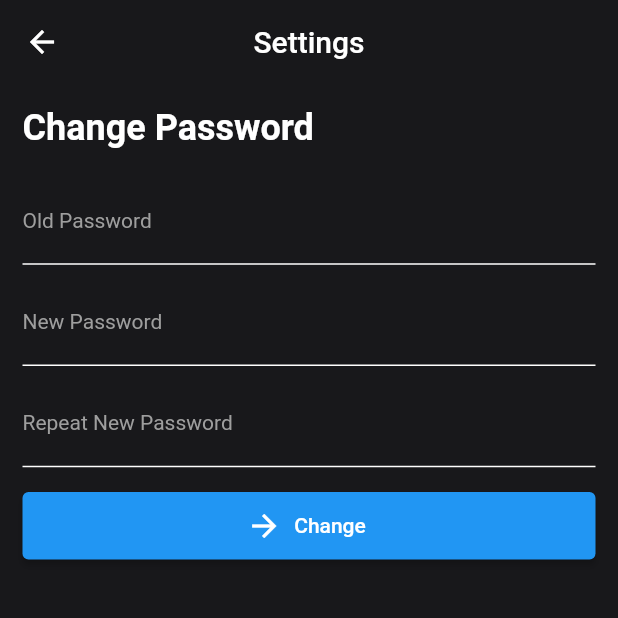
After one commit to vSkyper/secure_notes, a Flutter app: the HomePage screen opened directly, after a tap on the "settings" icon, on a phone screen of 412 x 824 dp, the top half of it. The commit adds this screen. Run offline on Flutter 3.47's test engine with Material 2 defaults, Android fonts, the phone set to English and light mode, and no system bars; our stand-ins replace flutter_secure_storage; missing offline and left inert: encrypt; accounts and stored records are empty.

Commit message:
Change password widget

```diff
--- a/lib/main.dart
+++ b/lib/main.dart
@@ -16,7 +16,7 @@ class MyApp extends StatelessWidget {
   Stream<bool?> fetchPassword() async* {
     const storage = FlutterSecureStorage();
 
-    String? value = await storage.read(key: 'password');
+    String? value = await storage.read(key: 'note');
 
     if (value != null) {
       yield true;
--- a/lib/views/home.dart
+++ b/lib/views/home.dart
@@ -5,6 +5,7 @@ import 'package:encrypt/encrypt.dart' as encrypt_package;
 import 'package:flutter_secure_storage/flutter_secure_storage.dart';
 import 'package:secured_notes/main.dart';
 import 'package:secured_notes/utils.dart';
+import 'package:secured_notes/views/settings.dart';
 
 class HomePage extends StatefulWidget {
   const HomePage({super.key});
@@ -15,7 +16,7 @@ class HomePage extends StatefulWidget {
 
 class _HomePageState extends State<HomePage> {
   bool _isDecrypted = false;
-  final _formKey = GlobalKey<FormState>();
+  String password = '';
   final TextEditingController _noteController = TextEditingController();
   final TextEditingController _passwordController = TextEditingController();
 
@@ -23,32 +24,31 @@ class _HomePageState extends State<HomePage> {
   void dispose() {
     super.dispose();
 
+    _noteController.text = '';
+    _passwordController.text = '';
     _noteController.dispose();
     _passwordController.dispose();
+    password = '';
   }
 
   Future saveNote() async {
-    final isValid = _formKey.currentState!.validate();
-    if (!isValid) return;
+    if (_noteController.text.isEmpty) return;
 
     showDialog(
         context: context,
         barrierDismissible: false,
         builder: (context) => const Center(child: CircularProgressIndicator()));
 
-    final hashPassword =
-        md5.convert(utf8.encode(_passwordController.text.trim())).toString();
+    final hashPassword = md5.convert(utf8.encode(password)).toString();
 
     final key = encrypt_package.Key.fromUtf8(hashPassword);
     final iv = encrypt_package.IV.fromLength(16);
     final encrypter = encrypt_package.Encrypter(encrypt_package.AES(key));
 
     const storage = FlutterSecureStorage();
-
     await storage.write(
-        key: 'password', value: hashPassword);
-    await storage.write(
-        key: 'note', value: encrypter.encrypt(_noteController.text.trim(), iv: iv).base64);
+        key: 'note',
+        value: encrypter.encrypt(_noteController.text.trim(), iv: iv).base64);
 
     Utils.showSnackBar('Save note');
 
@@ -78,6 +78,7 @@ class _HomePageState extends State<HomePage> {
       _noteController.text =
           encrypter.decrypt(encrypt_package.Encrypted.fromBase64(note), iv: iv);
 
+      password = _passwordController.text;
       _passwordController.text = '';
 
       setState(() {
@@ -88,6 +89,15 @@ class _HomePageState extends State<HomePage> {
     }
 
     navigatorKey.currentState!.pop();
+  }
+
+  refresh() {
+    _noteController.text = '';
+    _passwordController.text = '';
+    password = '';
+    setState(() {
+      _isDecrypted = false;
+    });
   }
 
   @override
@@ -102,7 +112,8 @@ class _HomePageState extends State<HomePage> {
             highlightColor: Colors.transparent,
             icon: const Icon(Icons.settings),
             onPressed: () => Navigator.of(context).push(
-              MaterialPageRoute(builder: (context) => Container()),
+              MaterialPageRoute(
+                  builder: (context) => Settings(notifyParent: refresh)),
             ),
           ),
         ],
@@ -111,12 +122,9 @@ class _HomePageState extends State<HomePage> {
         padding: const EdgeInsets.all(15),
         physics: const BouncingScrollPhysics(),
         child: _isDecrypted
-            ? Form(
-              key: _formKey,
-              child: Column(
-                  crossAxisAlignment: CrossAxisAlignment.start,
+            ? Column(
                 children: [
-                    TextFormField(
+                  TextField(
                     controller: _noteController,
                     maxLines: 8,
                     decoration: const InputDecoration.collapsed(
@@ -126,29 +134,6 @@ class _HomePageState extends State<HomePage> {
                       ),
                     ),
                     style: const TextStyle(color: Colors.white),
-                      autovalidateMode: AutovalidateMode.onUserInteraction,
-                      validator: (value) =>
-                      value != null && value.isEmpty
-                          ? 'Enter a note'
-                          : null,
-                    ),
-                    const SizedBox(height: 10),
-                    TextFormField(
-                      controller: _passwordController,
-                      obscureText: true,
-                      textInputAction: TextInputAction.next,
-                      style: const TextStyle(color: Colors.white),
-                      decoration: const InputDecoration(
-                        labelText: 'Password',
-                        labelStyle: TextStyle(color: Colors.grey, fontSize: 14),
-                        enabledBorder: UnderlineInputBorder(
-                          borderSide: BorderSide(color: Colors.white),
-                        ),
-                      ),
-                      autovalidateMode: AutovalidateMode.onUserInteraction,
-                      validator: (value) => value != null && value.length < 6
-                          ? 'Enter min. 6 characters'
-                          : null,
                   ),
                   const SizedBox(height: 15),
                   ElevatedButton.icon(
@@ -160,10 +145,8 @@ class _HomePageState extends State<HomePage> {
                     ),
                   ),
                 ],
-                ),
               )
             : Column(
-                crossAxisAlignment: CrossAxisAlignment.start,
                 children: [
                   TextField(
                     controller: _passwordController,
--- /dev/null
+++ b/lib/views/settings.dart
@@ -0,0 +1,171 @@
+import 'dart:convert' show utf8;
+import 'package:crypto/crypto.dart';
+import 'package:flutter/material.dart';
+import 'package:encrypt/encrypt.dart' as encrypt_package;
+import 'package:flutter_secure_storage/flutter_secure_storage.dart';
+import 'package:secured_notes/main.dart';
+import 'package:secured_notes/utils.dart';
+
+class Settings extends StatefulWidget {
+  final Function() notifyParent;
+  const Settings({super.key, required this.notifyParent});
+
+  @override
+  State<Settings> createState() => _SettingsState();
+}
+
+class _SettingsState extends State<Settings> {
+  final _formKey = GlobalKey<FormState>();
+  final TextEditingController _passwordController = TextEditingController();
+  final TextEditingController _newPasswordController = TextEditingController();
+  final TextEditingController _newPasswordRepeatController =
+      TextEditingController();
+
+  @override
+  void dispose() {
+    super.dispose();
+
+    _passwordController.text = '';
+    _newPasswordController.text = '';
+    _newPasswordRepeatController.text = '';
+    _passwordController.dispose();
+    _newPasswordController.dispose();
+    _newPasswordRepeatController.dispose();
+  }
+
+  Future changePassword() async {
+    final isValid = _formKey.currentState!.validate();
+    if (!isValid) return;
+
+    showDialog(
+        context: context,
+        barrierDismissible: false,
+        builder: (context) => const Center(child: CircularProgressIndicator()));
+
+    final hashPassword =
+        md5.convert(utf8.encode(_passwordController.text.trim())).toString();
+
+    final key = encrypt_package.Key.fromUtf8(hashPassword);
+    final iv = encrypt_package.IV.fromLength(16);
+    final encrypter = encrypt_package.Encrypter(encrypt_package.AES(key));
+
+    const storage = FlutterSecureStorage();
+
+    String note = await storage.read(key: 'note') ?? '';
+
+    try {
+      final noteDecrypted =
+          encrypter.decrypt(encrypt_package.Encrypted.fromBase64(note), iv: iv);
+
+      final newHashPassword = md5
+          .convert(utf8.encode(_newPasswordRepeatController.text.trim()))
+          .toString();
+
+      final newKey = encrypt_package.Key.fromUtf8(newHashPassword);
+      final newIV = encrypt_package.IV.fromLength(16);
+      final newEncrypter =
+          encrypt_package.Encrypter(encrypt_package.AES(newKey));
+
+      await storage.write(
+          key: 'note',
+          value: newEncrypter.encrypt(noteDecrypted, iv: newIV).base64);
+
+      widget.notifyParent();
+
+      Utils.showSnackBar('Password has been changed');
+    } catch (e) {
+      Utils.showSnackBar('Wrong Password');
+    }
+
+    navigatorKey.currentState!.pop();
+  }
+
+  @override
+  Widget build(BuildContext context) {
+    return Scaffold(
+      appBar: AppBar(
+        centerTitle: true,
+        title: const Text('Settings'),
+      ),
+      body: SingleChildScrollView(
+        padding: const EdgeInsets.all(15),
+        physics: const BouncingScrollPhysics(),
+        child: Form(
+          key: _formKey,
+          child: Column(
+            crossAxisAlignment: CrossAxisAlignment.start,
+            children: [
+              const Text(
+                'Change Password',
+                style: TextStyle(
+                  fontWeight: FontWeight.bold,
+                  fontSize: 24,
+                ),
+              ),
+              const SizedBox(height: 20),
+              TextFormField(
+                controller: _passwordController,
+                obscureText: true,
+                textInputAction: TextInputAction.next,
+                style: const TextStyle(color: Colors.white),
+                decoration: const InputDecoration(
+                  labelText: 'Old Password',
+                  labelStyle: TextStyle(color: Colors.grey, fontSize: 14),
+                  enabledBorder: UnderlineInputBorder(
+                    borderSide: BorderSide(color: Colors.white),
+                  ),
+                ),
+              ),
+              const SizedBox(height: 10),
+              TextFormField(
+                controller: _newPasswordController,
+                obscureText: true,
+                textInputAction: TextInputAction.next,
+                style: const TextStyle(color: Colors.white),
+                decoration: const InputDecoration(
+                  labelText: 'New Password',
+                  labelStyle: TextStyle(color: Colors.grey, fontSize: 14),
+                  enabledBorder: UnderlineInputBorder(
+                    borderSide: BorderSide(color: Colors.white),
+                  ),
+                ),
+                autovalidateMode: AutovalidateMode.onUserInteraction,
+                validator: (value) => value != null && value.length < 6
+                    ? 'Enter min. 6 characters'
+                    : null,
+              ),
+              const SizedBox(height: 10),
+              TextFormField(
+                controller: _newPasswordRepeatController,
+                obscureText: true,
+                textInputAction: TextInputAction.next,
+                style: const TextStyle(color: Colors.white),
+                decoration: const InputDecoration(
+                  labelText: 'Repeat New Password',
+                  labelStyle: TextStyle(color: Colors.grey, fontSize: 14),
+                  enabledBorder: UnderlineInputBorder(
+                    borderSide: BorderSide(color: Colors.white),
+                  ),
+                ),
+                autovalidateMode: AutovalidateMode.onUserInteraction,
+                validator: (value) =>
+                    value != null && value != _newPasswordController.text
+                        ? 'Passwords must be the same'
+                        : null,
+              ),
+              const SizedBox(height: 15),
+              ElevatedButton.icon(
+                onPressed: changePassword,
+                icon: const Icon(Icons.arrow_forward),
+                label: const Text('Change'),
+                style: ElevatedButton.styleFrom(
+                  minimumSize: const Size.fromHeight(45),
+                ),
+              ),
+            ],
+          ),
+        ),
+      ),
+    );
+  }
+}
```
Also changed, not shown: lib/views/create_password.dart (+4 -7 lines). Lines whose indentation alone changed are shown as unchanged.
